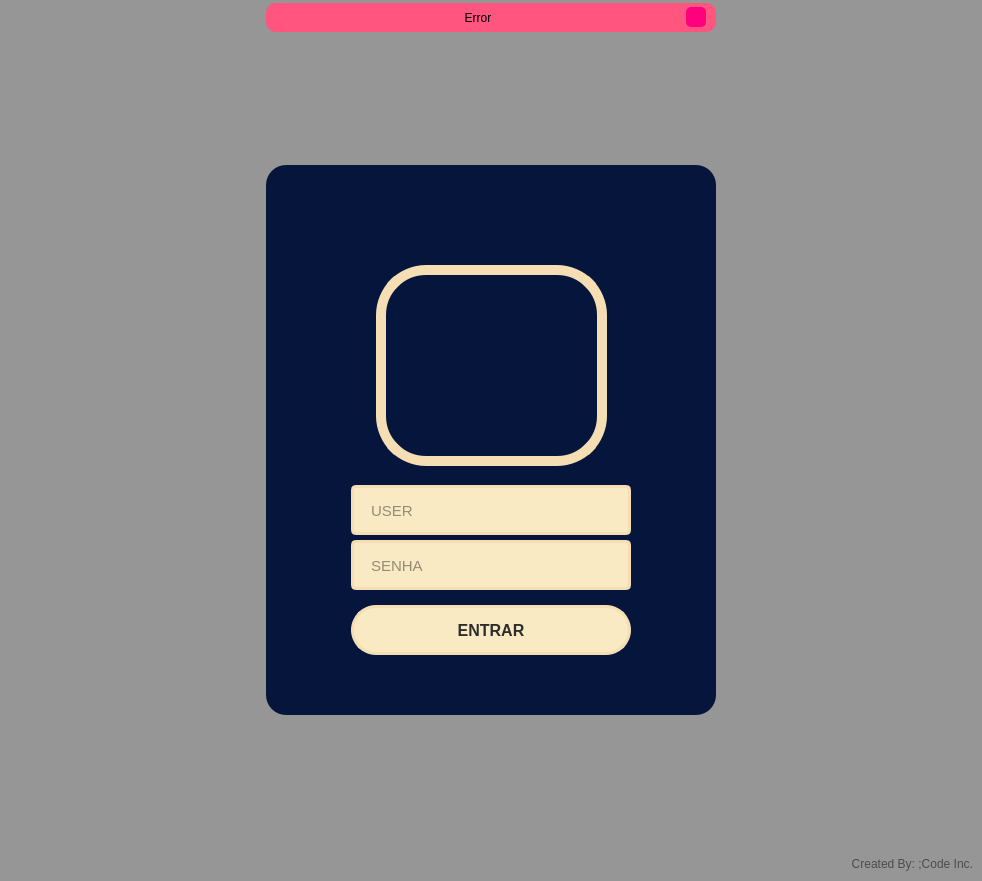
Above: Logs.ui from leohpmoreira/inventoryManagement before the change. Below: the same form after it.
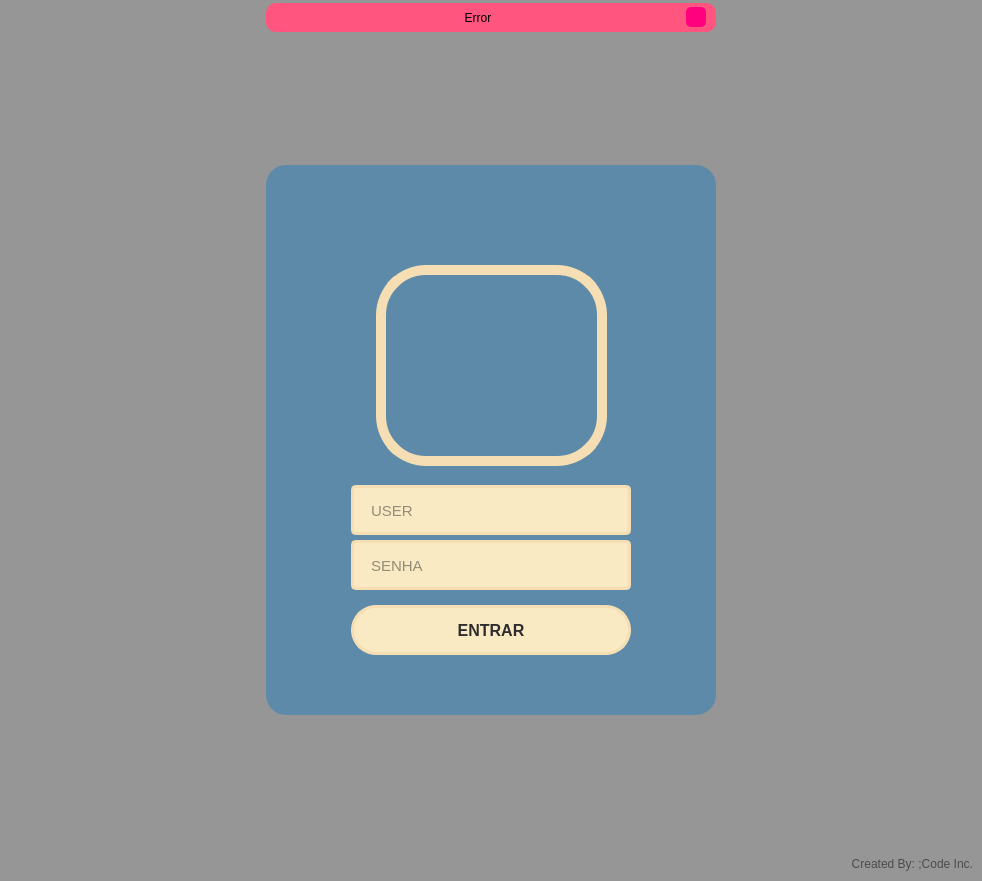
That is the form after the change. Icons and pictures are not drawn.

The edit to the form file:
```diff
--- a/Logs.ui
+++ b/Logs.ui
@@ -179,7 +179,7 @@
           </size>
          </property>
          <property name="styleSheet">
-          <string notr="true">background-color: rgb(6, 21, 60);
+          <string notr="true">background-color: rgb(93, 138, 168);
 border-radius: 20px;</string>
          </property>
          <property name="frameShape">
```
Left out of the diff: 6 changed lines with no effect on the pictures.
